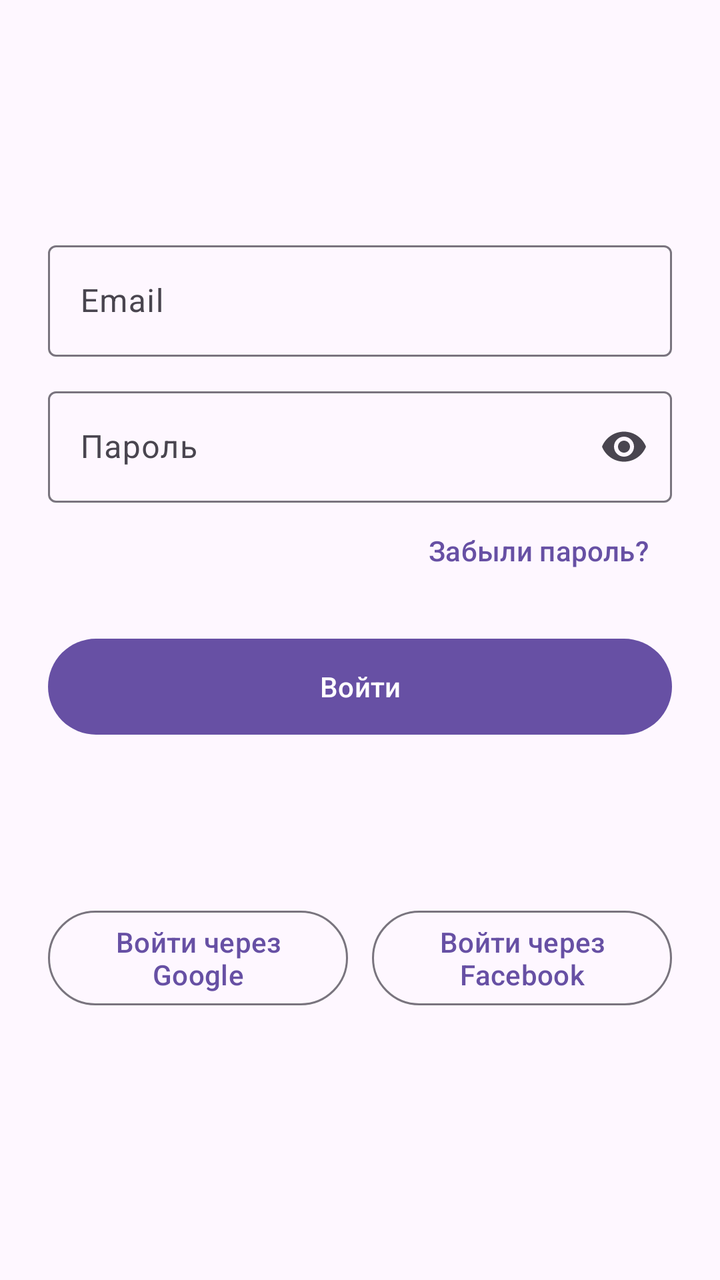
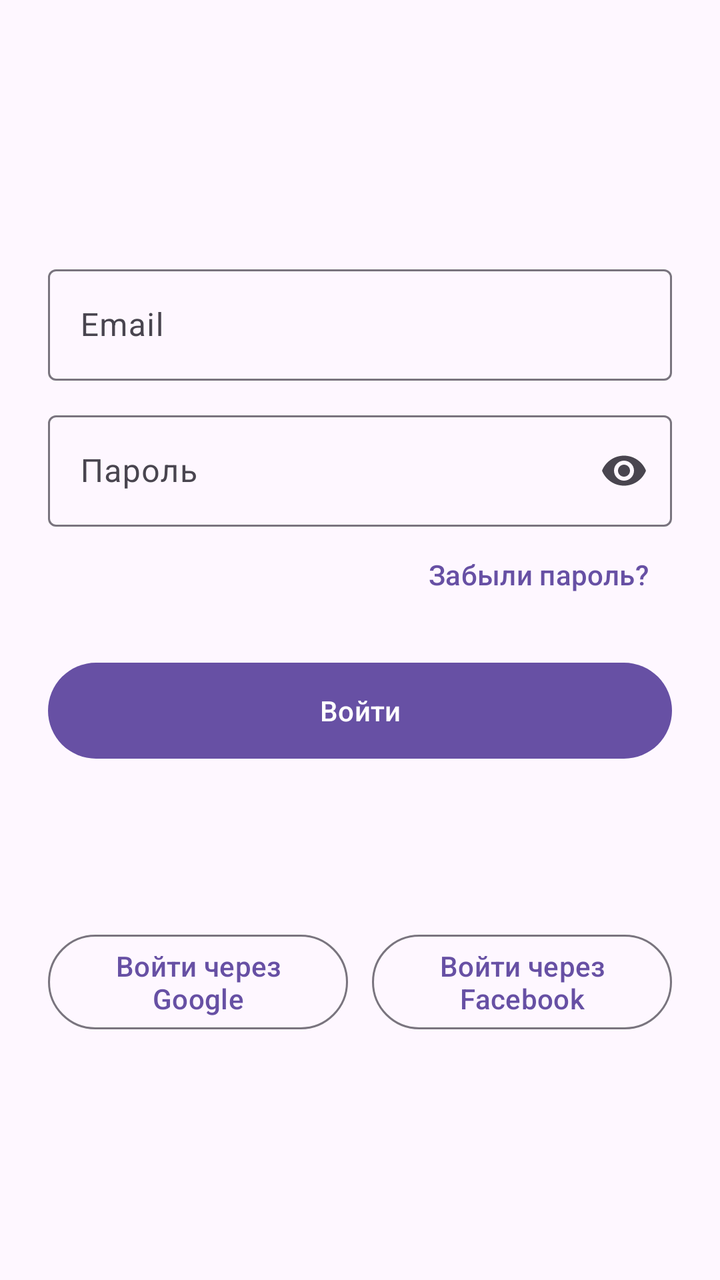

An Android layout rendered at two revisions. The XML below is the earlier revision; the diff shows what the commit changed to produce the second picture.
<!-- AndroidManifest.xml: application theme Theme.FocusField -->
<!-- res/layout/fragment_auth.xml -->
<?xml version="1.0" encoding="utf-8"?>
<ScrollView xmlns:android="http://schemas.android.com/apk/res/android"
    xmlns:app="http://schemas.android.com/apk/res-auto"
    android:layout_width="match_parent"
    android:layout_height="match_parent"
    android:fillViewport="true">

    <LinearLayout
        android:layout_width="match_parent"
        android:layout_height="wrap_content"
        android:orientation="vertical"
        android:padding="24dp">

        <TextView
            android:id="@+id/title"
            android:layout_width="wrap_content"
            android:layout_height="wrap_content"
            android:layout_gravity="center_horizontal"
            android:layout_marginTop="32dp"
            android:layout_marginBottom="24dp"
            android:textAppearance="?attr/textAppearanceHeadlineMedium"
            android:textStyle="bold" />

        <com.google.android.material.textfield.TextInputLayout
            android:layout_width="match_parent"
            android:layout_height="wrap_content"
            android:hint="@string/auth_email">

            <com.google.android.material.textfield.TextInputEditText
                android:id="@+id/input_email"
                android:layout_width="match_parent"
                android:layout_height="wrap_content"
                android:inputType="textEmailAddress" />
        </com.google.android.material.textfield.TextInputLayout>

        <com.google.android.material.textfield.TextInputLayout
            android:layout_width="match_parent"
            android:layout_height="wrap_content"
            android:layout_marginTop="12dp"
            android:hint="@string/auth_password"
            app:endIconMode="password_toggle">

            <com.google.android.material.textfield.TextInputEditText
                android:id="@+id/input_password"
                android:layout_width="match_parent"
                android:layout_height="wrap_content"
                android:inputType="textPassword" />
        </com.google.android.material.textfield.TextInputLayout>

        <com.google.android.material.button.MaterialButton
            android:id="@+id/btn_forgot"
            style="@style/Widget.Material3.Button.TextButton"
            android:layout_width="wrap_content"
            android:layout_height="wrap_content"
            android:layout_gravity="end"
            android:text="@string/auth_forgot_password" />

        <com.google.android.material.button.MaterialButton
            android:id="@+id/btn_primary"
            android:layout_width="match_parent"
            android:layout_height="56dp"
            android:layout_marginTop="16dp"
            android:text="@string/auth_login" />

        <com.google.android.material.button.MaterialButton
            android:id="@+id/btn_toggle_mode"
            style="@style/Widget.Material3.Button.TextButton"
            android:layout_width="match_parent"
            android:layout_height="wrap_content"
            android:layout_marginTop="8dp" />

        <LinearLayout
            android:layout_width="match_parent"
            android:layout_height="wrap_content"
            android:layout_marginTop="24dp"
            android:orientation="horizontal">

            <com.google.android.material.button.MaterialButton
                android:id="@+id/btn_google"
                style="@style/Widget.Material3.Button.OutlinedButton"
                android:layout_width="0dp"
                android:layout_height="wrap_content"
                android:layout_marginEnd="6dp"
                android:layout_weight="1"
                android:text="@string/auth_google" />

            <com.google.android.material.button.MaterialButton
                android:id="@+id/btn_facebook"
                style="@style/Widget.Material3.Button.OutlinedButton"
                android:layout_width="0dp"
                android:layout_height="wrap_content"
                android:layout_marginStart="6dp"
                android:layout_weight="1"
                android:text="@string/auth_facebook" />
        </LinearLayout>

        <ProgressBar
            android:id="@+id/progress"
            android:layout_width="wrap_content"
            android:layout_height="wrap_content"
            android:layout_gravity="center_horizontal"
            android:layout_marginTop="16dp"
            android:visibility="gone" />

        <com.google.android.material.textview.MaterialTextView
            android:id="@+id/offline_notice"
            android:layout_width="match_parent"
            android:layout_height="wrap_content"
            android:layout_marginTop="16dp"
            android:gravity="center"
            android:text="@string/auth_offline_notice"
            android:textAppearance="?attr/textAppearanceBodySmall"
            android:visibility="gone" />

    </LinearLayout>
</ScrollView>
<!-- resources referenced by this layout -->
<resources>
  <string name="auth_email">Email</string>
  <string name="auth_facebook">Войти через Facebook</string>
  <string name="auth_forgot_password">Забыли пароль?</string>
  <string name="auth_google">Войти через Google</string>
  <string name="auth_login">Войти</string>
  <string name="auth_offline_notice">Firebase не настроен — работает локальный режим (см. README в проекте).</string>
  <string name="auth_password">Пароль</string>
  <style name="Theme.FocusField" parent="Base.Theme.FocusField" />
  <style name="Base.Theme.FocusField" parent="Theme.Material3.DayNight.NoActionBar">
          
      </style>
</resources>

<!-- the commit's change to res/layout/fragment_auth.xml (unified diff, before → after) -->
@@ -22,8 +22,54 @@
             android:textStyle="bold" />
 
         <com.google.android.material.textfield.TextInputLayout
+            android:id="@+id/input_first_name_layout"
             android:layout_width="match_parent"
             android:layout_height="wrap_content"
+            android:hint="@string/auth_first_name"
+            android:visibility="gone">
+
+            <com.google.android.material.textfield.TextInputEditText
+                android:id="@+id/input_first_name"
+                android:layout_width="match_parent"
+                android:layout_height="wrap_content"
+                android:inputType="textPersonName|textCapWords" />
+        </com.google.android.material.textfield.TextInputLayout>
+
+        <com.google.android.material.textfield.TextInputLayout
+            android:id="@+id/input_last_name_layout"
+            android:layout_width="match_parent"
+            android:layout_height="wrap_content"
+            android:layout_marginTop="12dp"
+            android:hint="@string/auth_last_name"
+            android:visibility="gone">
+
+            <com.google.android.material.textfield.TextInputEditText
+                android:id="@+id/input_last_name"
+                android:layout_width="match_parent"
+                android:layout_height="wrap_content"
+                android:inputType="textPersonName|textCapWords" />
+        </com.google.android.material.textfield.TextInputLayout>
+
+        <com.google.android.material.textfield.TextInputLayout
+            android:id="@+id/input_patronymic_layout"
+            android:layout_width="match_parent"
+            android:layout_height="wrap_content"
+            android:layout_marginTop="12dp"
+            android:hint="@string/auth_patronymic"
+            android:visibility="gone">
+
+            <com.google.android.material.textfield.TextInputEditText
+                android:id="@+id/input_patronymic"
+                android:layout_width="match_parent"
+                android:layout_height="wrap_content"
+                android:inputType="textPersonName|textCapWords" />
+        </com.google.android.material.textfield.TextInputLayout>
+
+        <com.google.android.material.textfield.TextInputLayout
+            android:id="@+id/input_email_layout"
+            android:layout_width="match_parent"
+            android:layout_height="wrap_content"
+            android:layout_marginTop="12dp"
             android:hint="@string/auth_email">
 
             <com.google.android.material.textfield.TextInputEditText
@@ -34,6 +80,7 @@
         </com.google.android.material.textfield.TextInputLayout>
 
         <com.google.android.material.textfield.TextInputLayout
+            android:id="@+id/input_password_layout"
             android:layout_width="match_parent"
             android:layout_height="wrap_content"
             android:layout_marginTop="12dp"
@@ -42,6 +89,22 @@
 
             <com.google.android.material.textfield.TextInputEditText
                 android:id="@+id/input_password"
+                android:layout_width="match_parent"
+                android:layout_height="wrap_content"
+                android:inputType="textPassword" />
+        </com.google.android.material.textfield.TextInputLayout>
+
+        <com.google.android.material.textfield.TextInputLayout
+            android:id="@+id/input_confirm_password_layout"
+            android:layout_width="match_parent"
+            android:layout_height="wrap_content"
+            android:layout_marginTop="12dp"
+            android:hint="@string/auth_confirm_password"
+            android:visibility="gone"
+            app:endIconMode="password_toggle">
+
+            <com.google.android.material.textfield.TextInputEditText
+                android:id="@+id/input_confirm_password"
                 android:layout_width="match_parent"
                 android:layout_height="wrap_content"
                 android:inputType="textPassword" />
<!-- resource entries referenced after the edit -->
@@ -1,12 +1,16 @@
 <!-- resources referenced by this layout -->
 <resources>
+  <string name="auth_confirm_password">Подтверждение пароля</string>
   <string name="auth_email">Email</string>
   <string name="auth_facebook">Войти через Facebook</string>
+  <string name="auth_first_name">Имя</string>
   <string name="auth_forgot_password">Забыли пароль?</string>
   <string name="auth_google">Войти через Google</string>
+  <string name="auth_last_name">Фамилия</string>
   <string name="auth_login">Войти</string>
   <string name="auth_offline_notice">Firebase не настроен — работает локальный режим (см. README в проекте).</string>
   <string name="auth_password">Пароль</string>
+  <string name="auth_patronymic">Отчество</string>
   <style name="Theme.FocusField" parent="Base.Theme.FocusField" />
   <style name="Base.Theme.FocusField" parent="Theme.Material3.DayNight.NoActionBar">
           
